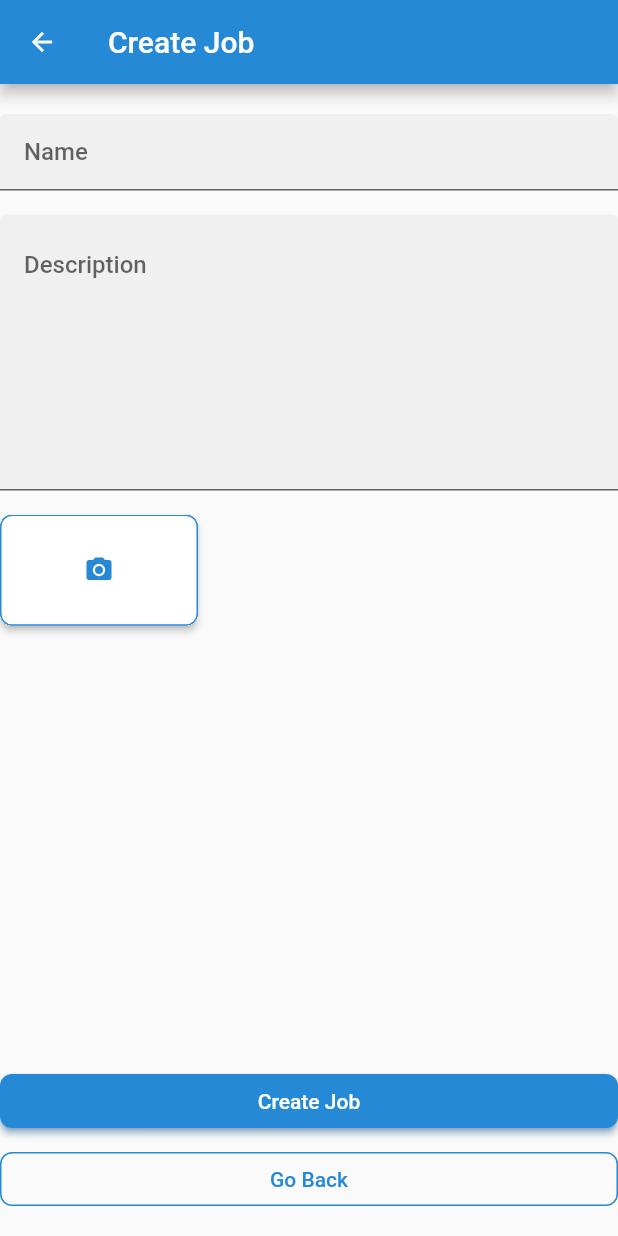
After one commit to PC-Chair-Fight/project-frontend, a Flutter app: the CreateJobScreen screen opened by its route, on a phone screen of 412 x 824 dp. The commit adds this screen. Run offline on Flutter 3.47's test engine with Material 2 defaults, Android fonts, the phone set to English and light mode, and no system bars; our stand-ins replace dio, font_awesome_flutter, get_it, image_picker, shared_preferences; missing offline and left inert: date_range_form_field; accounts and stored records are empty.

Commit message:
Implemented UI

```diff
--- a/lib/app.dart
+++ b/lib/app.dart
@@ -5,6 +5,7 @@ import 'package:project/config/theme.config.dart';
 import 'package:project/generated/l10n.dart';
 import 'package:project/modules/auth/screens/login.screen.dart';
 import 'package:project/modules/auth/screens/register.screen.dart';
+import 'package:project/modules/job/screens/create_job.screen.dart';
 import 'package:project/modules/job/screens/job_details.screen.dart';
 import 'package:project/modules/main/screens/main_wrapper.screen.dart';
 
@@ -20,6 +21,7 @@ class App extends StatelessWidget {
         RegisterScreen.route: (context) => RegisterScreen(),
         MainWrapperScreen.route: (context) => MainWrapperScreen(),
         JobDetailsScreen.route: (context) => JobDetailsScreen(),
+        CreateJobScreen.route: (context) => CreateJobScreen()
       },
       initialRoute: LoginScreen.route,
       theme: ThemeConfig.of(context).buildThemeData(),
--- a/lib/l10n/intl_en.arb
+++ b/lib/l10n/intl_en.arb
@@ -77,5 +77,14 @@
   "JobsDashboardScreen_search": "Search field...",
   "@JobsDashboardScreen": {
   },
-  "JobsDashboardScreen_postJob": "Post a Job"
+  "JobsDashboardScreen_postJob": "Post a Job",
+  "@CreateJobScreen": {
+  },
+  "CreateJobScreen_title": "Create Job",
+  "CreateJobScreen_form_name": "Name",
+  "CreateJobScreen_form_description": "Description",
+  "CreateJobScreen_validator_name_required": "Please enter a name for the job",
+  "CreateJobScreen_validator_description_required": "Please enter a description for the job",
+  "CreateJobScreen_submit": "Create Job",
+  "CreateJobScreen_back": "Go Back"
 }
--- /dev/null
+++ b/lib/modules/job/screens/create_job.screen.dart
@@ -0,0 +1,22 @@
+import 'package:flutter/foundation.dart';
+import 'package:flutter/material.dart';
+import 'package:project/generated/l10n.dart';
+import 'package:project/modules/job/widgets/create_job.widget.dart';
+
+class CreateJobScreen extends StatelessWidget {
+  static const String route = '/create_job';
+
+  const CreateJobScreen({Key? key}) : super(key: key);
+
+  @override
+  Widget build(BuildContext context) {
+    return Scaffold(
+      appBar: kIsWeb
+          ? null
+          : AppBar(
+              title: Text(S.of(context).CreateJobScreen_title),
+            ),
+      body: CreateJob(),
+    );
+  }
+}
--- a/lib/modules/job/screens/job_details.screen.dart
+++ b/lib/modules/job/screens/job_details.screen.dart
@@ -33,7 +33,7 @@ class _JobDetailsScreenState extends State<JobDetailsScreen> {
 
   @override
   Widget build(BuildContext context) {
-    final provider = Provider.of<JobDetailsProvider>(context, listen: false);
+    final provider = Provider.of<JobDetailsProvider>(context);
     if (provider.error != null) {
       Navigator.pop(context); // TODO error screen
     }
--- /dev/null
+++ b/lib/modules/job/widgets/create_job.widget.dart
@@ -0,0 +1,111 @@
+import 'dart:io';
+import 'dart:typed_data';
+
+import 'package:flutter/material.dart';
+import 'package:project/config/theme.config.dart';
+import 'package:project/modules/job/widgets/job_form.widget.dart';
+import 'package:project/modules/shared/utils/screen_layout.utils.dart';
+import 'package:project/generated/l10n.dart';
+
+class CreateJob extends StatefulWidget {
+  const CreateJob({Key? key}) : super(key: key);
+
+  @override
+  _CreateJobState createState() => _CreateJobState();
+}
+
+class _CreateJobState extends State<CreateJob> {
+  final _formKey = GlobalKey<JobFormState>();
+
+  @override
+  Widget build(BuildContext context) {
+    return ScreenLayout.isSmall(context)
+        ? CustomScrollView(
+            slivers: [
+              SliverToBoxAdapter(
+                child: SizedBox(
+                  height: ThemeConfig.of(context).appMargin,
+                ),
+              ),
+              SliverToBoxAdapter(
+                child: JobForm(
+                  key: _formKey,
+                ),
+              ),
+              SliverFillRemaining(
+                hasScrollBody: false,
+                child: Column(
+                  crossAxisAlignment: CrossAxisAlignment.stretch,
+                  children: [
+                    Spacer(),
+                    SizedBox(
+                      height: ThemeConfig.of(context).largeSpacing,
+                    ),
+                    ElevatedButton(
+                      onPressed: () {},
+                      child: Text(S.of(context).CreateJobScreen_submit),
+                    ),
+                    SizedBox(height: ThemeConfig.of(context).mediumSpacing),
+                    OutlinedButton(
+                      onPressed: () {},
+                      child: Text(S.of(context).CreateJobScreen_back),
+                    ),
+                    SizedBox(
+                      height: ThemeConfig.of(context).appMargin,
+                    ),
+                  ],
+                ),
+              ),
+            ],
+          )
+        : SingleChildScrollView(
+            child: Padding(
+              padding: EdgeInsets.all(
+                ThemeConfig.of(context).appMargin,
+              ),
+              child: ConstrainedBox(
+                constraints: BoxConstraints(
+                  minHeight: MediaQuery.of(context).size.height,
+                ),
+                child: Center(
+                  child: Column(
+                    mainAxisSize: MainAxisSize.min,
+                    children: [
+                      ConstrainedBox(
+                        constraints: BoxConstraints(
+                            maxWidth: ThemeConfig.of(context).appMediumWidth),
+                        child: JobForm(
+                          key: _formKey,
+                        ),
+                      ),
+                      SizedBox(
+                        height: ThemeConfig.of(context).largeSpacing,
+                      ),
+                      ConstrainedBox(
+                        constraints: BoxConstraints(
+                          maxWidth: ThemeConfig.of(context).appSmallWidth,
+                        ),
+                        child: Column(
+                          crossAxisAlignment: CrossAxisAlignment.stretch,
+                          children: [
+                            ElevatedButton(
+                              onPressed: () {},
+                              child: Text(S.of(context).CreateJobScreen_submit),
+                            ),
+                            SizedBox(
+                                height: ThemeConfig.of(context).mediumSpacing),
+                            OutlinedButton(
+                              onPressed: () {},
+                              child: Text(S.of(context).CreateJobScreen_back),
+                            ),
+                          ],
+                        ),
+                      )
+                    ],
+                  ),
+                ),
+              ),
+            ),
+          );
+  }
+}
--- a/lib/modules/job/widgets/job_details.widget.dart
+++ b/lib/modules/job/widgets/job_details.widget.dart
@@ -7,6 +7,8 @@ import 'package:project/modules/job/models/bid.model.dart';
 import 'package:project/modules/job/models/job.model.dart';
 import 'package:project/modules/job/widgets/bidder_card.widget.dart';
 import 'package:project/modules/job/widgets/job_description.widget.dart';
+import 'package:project/modules/shared/utils/screen_layout.utils.dart';
+import 'package:project/modules/shared/widgets/column_count_grid.widget.dart';
 import 'package:project/modules/shared/widgets/image_carousel.widget.dart';
 
 class JobDetails extends StatefulWidget {
@@ -23,11 +25,8 @@ class _JobDetailsState extends State<JobDetails> {
 
   @override
   Widget build(BuildContext context) {
-    final wideLayout = MediaQuery.of(context).size.width > 1100;
-    final smallLayout = MediaQuery.of(context).size.width < 800;
-
     // setup differentiated based on platform (web or not)
-    return smallLayout
+    return ScreenLayout.isSmall(context)
         ? CustomScrollView(
             slivers: [
               SliverAppBar(
@@ -62,7 +61,7 @@ class _JobDetailsState extends State<JobDetails> {
               )
             ],
           )
-        : wideLayout
+        : ScreenLayout.isWide(context)
             ? SingleChildScrollView(
                 child: ConstrainedBox(
                   constraints: BoxConstraints(
@@ -201,28 +200,20 @@ class _JobDetailsState extends State<JobDetails> {
 
   Widget _bidGridView(BuildContext context) {
     int bidPosition = 1;
-    return LayoutBuilder(
-      builder: (context, size) => Wrap(
-        direction: Axis.horizontal,
-        runSpacing: ThemeConfig.of(context).smallSpacing,
-        spacing: ThemeConfig.of(context).smallSpacing,
-        alignment: WrapAlignment.center,
+
+    return ColumnCountGrid(
+      count: 2,
+      rowSpacing: ThemeConfig.of(context).smallSpacing,
+      columnSpacing: ThemeConfig.of(context).smallSpacing,
+      columnAlignment: WrapAlignment.start,
       children: widget.job.bids
           .map(
-              (b) => ConstrainedBox(
-                // make a wrap child be just wide enough to fit two such
-                // children on a row, taking into account the spacing
-                constraints: BoxConstraints(
-                    maxWidth: size.maxWidth / 2 -
-                        ThemeConfig.of(context).smallSpacing),
-                child: BidderCardWidget(
+            (b) => BidderCardWidget(
               position: bidPosition++,
               bid: b,
             ),
-              ),
           )
           .toList(),
-      ),
     );
   }
 
--- /dev/null
+++ b/lib/modules/job/widgets/job_form.widget.dart
@@ -0,0 +1,119 @@
+import 'dart:typed_data';
+
+import 'package:flutter/material.dart';
+import 'package:image_picker/image_picker.dart';
+import 'package:project/config/theme.config.dart';
+import 'package:project/modules/job/models/job.model.dart';
+import 'package:project/modules/job/widgets/new_job_grid_entry..widget.dart';
+import 'package:project/modules/job/widgets/new_job_image.widget.dart';
+import 'package:project/modules/shared/utils/screen_layout.utils.dart';
+import 'package:project/modules/shared/utils/validators.utils.dart';
+import 'package:project/generated/l10n.dart';
+import 'package:project/modules/shared/widgets/column_count_grid.widget.dart';
+
+class JobForm extends StatefulWidget {
+  const JobForm({Key? key}) : super(key: key);
+
+  @override
+  JobFormState createState() => JobFormState();
+}
+
+class JobFormState extends State<JobForm> {
+  final _formKey = GlobalKey<FormState>();
+  final _imagePicker = ImagePicker();
+
+  final nameController = TextEditingController();
+  final descriptionController = TextEditingController();
+
+  final List<Uint8List> images = [];
+
+  JobModel? submit() {
+    if (_formKey.currentState?.validate() ?? false)
+      return JobModel(
+          name: nameController.text, description: descriptionController.text);
+  }
+
+  @override
+  void dispose() {
+    nameController.dispose();
+    descriptionController.dispose();
+    super.dispose();
+  }
+
+  @override
+  Widget build(BuildContext context) {
+    return Form(
+      key: _formKey,
+      child: Column(
+        mainAxisSize: MainAxisSize.min,
+        crossAxisAlignment: CrossAxisAlignment.stretch,
+        children: [
+          TextFormField(
+            textInputAction: TextInputAction.next,
+            maxLines: 1,
+            controller: nameController,
+            validator: (value) => UtilValidators.guard(value)
+                .required(S.of(context).CreateJobScreen_validator_name_required)
+                .message,
+            decoration: InputDecoration(
+              label: Text(S.of(context).CreateJobScreen_form_name),
+            ),
+          ),
+          SizedBox(height: ThemeConfig.of(context).mediumSpacing),
+          TextFormField(
+            controller: descriptionController,
+            validator: (value) => UtilValidators.guard(value)
+                .required(S
+                    .of(context)
+                    .CreateJobScreen_validator_description_required)
+                .message,
+            keyboardType: TextInputType.multiline,
+            minLines: 8,
+            maxLines: null,
+            decoration: InputDecoration(
+              alignLabelWithHint: true,
+              label: Text(S.of(context).CreateJobScreen_form_description),
+            ),
+          ),
+          SizedBox(height: ThemeConfig.of(context).mediumSpacing),
+          ColumnCountGrid(
+            columnAlignment: WrapAlignment.start,
+            count: ScreenLayout.isWide(context) ? 5 : 3,
+            rowSpacing: ThemeConfig.of(context).smallSpacing,
+            columnSpacing: ThemeConfig.of(context).smallSpacing,
+            children: <Widget>[
+              ...images.asMap().entries.map(
+                    (entry) => NewJobImage(
+                      image: MemoryImage(entry.value),
+                      onRemoved: () => setState(
+                        () {
+                          images.removeAt(entry.key);
+                        },
+                      ),
+                    ),
+                  ),
+              NewJobGridEntry(
+                child: OutlinedButton(
+                  onPressed: () async {
+                    final image = await _imagePicker.pickImage(
+                      source: ImageSource.gallery,
+                    );
+                    if (image != null) {
+                      final bytes = await image.readAsBytes();
+                      setState(
+                        () => images.add(
+                          bytes,
+                        ),
+                      );
+                    }
+                  },
+                  child: Icon(Icons.photo_camera),
+                ),
+              ),
+            ],
+          ),
+        ],
+      ),
+    );
+  }
+}
--- a/lib/modules/job/widgets/jobs_dashboard_toolbar.widget.dart
+++ b/lib/modules/job/widgets/jobs_dashboard_toolbar.widget.dart
@@ -1,6 +1,7 @@
 import 'package:flutter/material.dart';
 import 'package:project/config/theme.config.dart';
 import 'package:project/generated/l10n.dart';
+import 'package:project/modules/job/screens/create_job.screen.dart';
 import 'package:project/modules/shared/utils/screen_layout.utils.dart';
 
 class JobsDashboardToolbar extends StatelessWidget {
@@ -34,7 +35,8 @@ class JobsDashboardToolbar extends StatelessWidget {
                 ),
                 SizedBox(width: ThemeConfig.of(context).mediumSpacing),
                 FloatingActionButton.small(
-                  onPressed: () {},
+                  onPressed: () =>
+                      Navigator.pushNamed(context, CreateJobScreen.route),
                   child: Icon(Icons.note_add),
                 ),
               ],
--- /dev/null
+++ b/lib/modules/job/widgets/new_job_grid_entry..widget.dart
@@ -0,0 +1,19 @@
+import 'package:flutter/material.dart';
+
+class NewJobGridEntry extends StatelessWidget {
+  final Widget child;
+
+  const NewJobGridEntry({Key? key, required Widget this.child})
+      : super(key: key);
+
+  @override
+  Widget build(BuildContext context) {
+    return Card(
+      clipBehavior: Clip.hardEdge,
+      child: AspectRatio(
+        aspectRatio: 1.78,
+        child: child,
+      ),
+    );
+  }
+}
--- /dev/null
+++ b/lib/modules/job/widgets/new_job_image.widget.dart
@@ -0,0 +1,46 @@
+import 'package:flutter/material.dart';
+import 'package:project/config/theme.config.dart';
+import 'package:project/modules/job/widgets/new_job_grid_entry..widget.dart';
+
+class NewJobImage extends StatelessWidget {
+  final ImageProvider image;
+  final void Function() onRemoved;
+
+  const NewJobImage({
+    Key? key,
+    required ImageProvider this.image,
+    required this.onRemoved,
+  }) : super(key: key);
+
+  @override
+  Widget build(BuildContext context) {
+    return NewJobGridEntry(
+      child: Stack(
+        fit: StackFit.expand,
+        children: [
+          Image(
+            image: image,
+            fit: BoxFit.cover,
+          ),
+          Align(
+            alignment: Alignment.topRight,
+            child: SizedBox(
+              width: 24,
+              height: 24,
+              child: RawMaterialButton(
+                fillColor: ThemeConfig.of(context).backgroundColor,
+                elevation: ThemeConfig.of(context).smallElevation,
+                shape: CircleBorder(),
+                child: Icon(
+                  Icons.close,
+                  color: ThemeConfig.of(context).primaryColor,
+                ),
+                onPressed: onRemoved,
+              ),
+            ),
+          ),
+        ],
+      ),
+    );
+  }
+}
--- /dev/null
+++ b/lib/modules/shared/widgets/column_count_grid.widget.dart
@@ -0,0 +1,54 @@
+import 'package:flutter/material.dart';
+
+class ColumnCountGrid extends StatelessWidget {
+  final List<Widget> children;
+  final double rowSpacing;
+  final double columnSpacing;
+  final int count;
+  final WrapAlignment alignment;
+  final WrapCrossAlignment rowAlignment;
+  final WrapAlignment columnAlignment;
+  final double minRowHeight;
+  final double maxRowHeight;
+
+  ColumnCountGrid({
+    Key? key,
+    required List<Widget> this.children,
+    required int this.count,
+    double this.rowSpacing = 0.0,
+    double this.columnSpacing = 0.0,
+    double this.minRowHeight = 0.0,
+    double this.maxRowHeight = double.infinity,
+    WrapAlignment this.alignment = WrapAlignment.start,
+    WrapCrossAlignment this.rowAlignment = WrapCrossAlignment.start,
+    WrapAlignment this.columnAlignment = WrapAlignment.start,
+  }) : super(key: key);
+
+  @override
+  Widget build(BuildContext context) {
+    return LayoutBuilder(
+      builder: (context, size) => Wrap(
+        direction: Axis.horizontal,
+        runSpacing: rowSpacing,
+        spacing: columnSpacing,
+        alignment: alignment,
+        crossAxisAlignment: rowAlignment,
+        runAlignment: columnAlignment,
+        children: children
+            .map(
+              (c) => ConstrainedBox(
+                // make a wrap child be just wide enough to fit count such
+                // children on a row, taking into account the spacing
+                constraints: BoxConstraints(
+                  maxWidth: (size.maxWidth - columnSpacing * (count - 1)) / count,
+                  minHeight: minRowHeight,
+                  maxHeight: maxRowHeight,
+                ),
+                child: c,
+              ),
+            )
+            .toList(),
+      ),
+    );
+  }
+}
--- a/pubspec.yaml
+++ b/pubspec.yaml
@@ -26,6 +26,8 @@ dependencies:
   # Translations
   intl: ^0.17.0
   intl_utils: ^2.5.0
+  image_picker: ^0.8.4+4
+  image: ^3.1.0
 
 dev_dependencies:
   flutter_test:
```
Also changed, not shown: lib/config/app.config.dart, lib/generated/intl/messages_en.dart, lib/generated/l10n.dart, pubspec.lock. Lines whose indentation alone changed are shown as unchanged.
